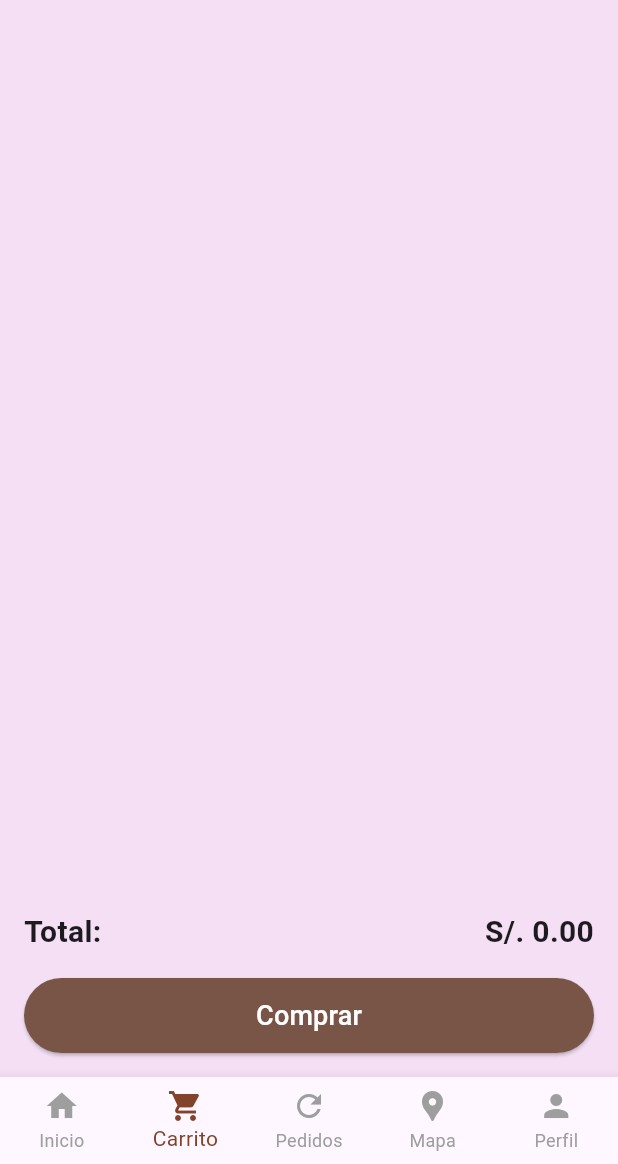
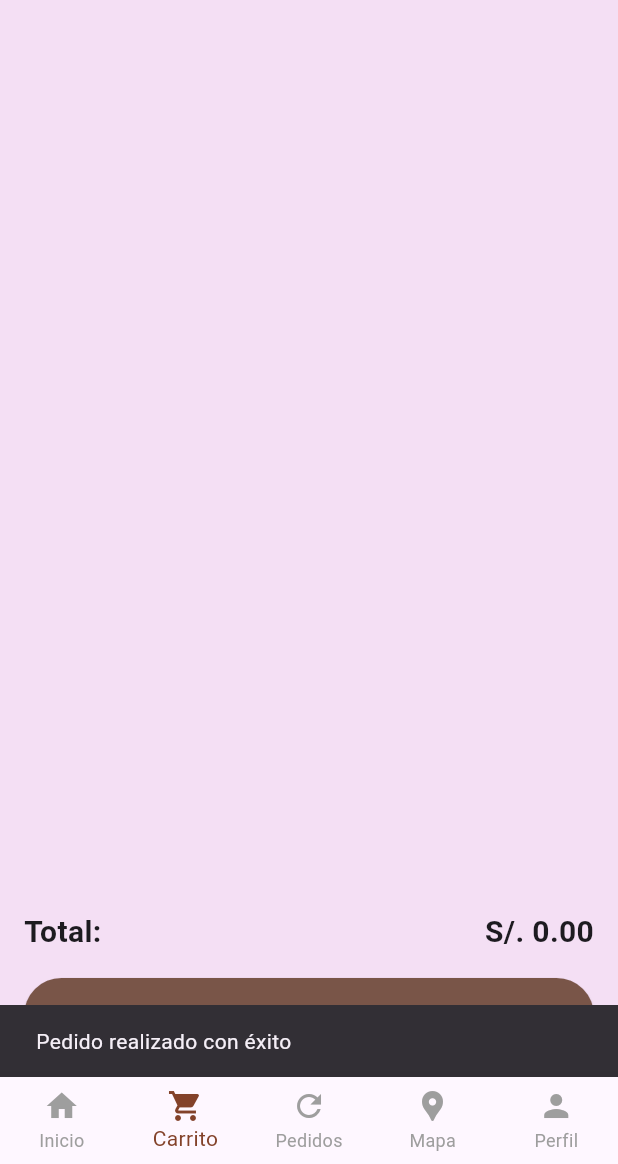
Before and after one commit to YoshuaPariona/anicom_app, a Flutter app: the HomePage screen opened by its route, item 2 of the bottom bar chosen, after a tap on "Comprar", on a phone screen of 412 x 824 dp, the part 72-1236 px from its top. Run offline on Flutter 3.47's test engine with Material 3 defaults, Android fonts, the phone set to English and light mode, and no system bars; our stand-ins replace cloud_firestore, firebase_auth, firebase_core, geolocator, google_maps_flutter, image_picker; accounts and stored records are empty.

Commit message:
feat: order history screen functionality

```diff
--- a/lib/pages/home_page.dart
+++ b/lib/pages/home_page.dart
@@ -1,13 +1,14 @@
 import 'package:anicom_app/pages/auth/login_page.dart';
+import 'package:anicom_app/pages/map_page.dart';
 import 'package:anicom_app/pages/screens/cart_screen.dart';
-import 'package:anicom_app/pages/map_page.dart';
-import 'package:anicom_app/pages/order_history_page.dart';
+import 'package:anicom_app/pages/screens/order_history_screen.dart';
 import 'package:anicom_app/pages/screens/products_screen.dart';
 import 'package:anicom_app/pages/user_page.dart';
+import 'package:firebase_core/firebase_core.dart';
+import 'package:flutter/material.dart';
+import 'package:firebase_auth/firebase_auth.dart';
 import 'package:cloud_firestore/cloud_firestore.dart';
-import 'package:firebase_auth/firebase_auth.dart';
-import 'package:flutter/material.dart';
-import 'package:firebase_core/firebase_core.dart';
+import 'dart:convert'; // Asegúrate de importar esta biblioteca para usar base64Decode
 
 Future<void> main() async {
   WidgetsFlutterBinding.ensureInitialized();
@@ -34,6 +35,7 @@ class AppColors {
   static const Color unselectedItemColor = Colors.grey;
   static const Color textColor = Colors.black87;
 }
+
 
 class HomePage extends StatefulWidget {
   const HomePage({super.key});
@@ -123,8 +125,22 @@ class _HomePageState extends State<HomePage> {
           : null,
       builder: (context, snapshot) {
         String userName = "anicom_user";
+        String? imagenBase64;
+
         if (snapshot.hasData && snapshot.data != null) {
-          userName = (snapshot.data!.data() as Map<String, dynamic>?)?['name'] ?? "anicom_user";
+          final data = snapshot.data!.data() as Map<String, dynamic>?;
+          userName = data?['name'] ?? "anicom_user";
+          imagenBase64 = data?['fotoPerfilBase64'];
+        }
+
+        ImageProvider<Object>? imageProvider;
+        if (imagenBase64 != null) {
+          try {
+            final bytes = base64Decode(imagenBase64);
+            imageProvider = MemoryImage(bytes);
+          } catch (e) {
+            imageProvider = null;
+          }
         }
 
         final String initial = userName.isNotEmpty ? userName[0].toUpperCase() : 'A';
@@ -169,15 +185,17 @@ class _HomePageState extends State<HomePage> {
                     children: [
                       CircleAvatar(
                         radius: 30,
-                        backgroundColor: Colors.white,
-                        child: Text(
+                        backgroundImage: imageProvider,
+                        child: imageProvider == null
+                            ? Text(
                                 initial,
                                 style: const TextStyle(
                                   fontSize: 30,
                                   color: AppColors.selectedItemColor,
                                   fontWeight: FontWeight.bold,
                                 ),
-                        ),
+                              )
+                            : null,
                       ),
                       const SizedBox(width: 16),
                       Expanded(
--- a/lib/pages/screens/cart_screen.dart
+++ b/lib/pages/screens/cart_screen.dart
@@ -1,11 +1,58 @@
 import 'package:flutter/material.dart';
 import 'package:provider/provider.dart';
+import 'package:firebase_auth/firebase_auth.dart';
+import 'package:cloud_firestore/cloud_firestore.dart';
 import 'package:anicom_app/models/product.dart';
 import 'package:anicom_app/providers/cart_provider.dart';
 import 'package:anicom_app/widgets/cart_item_card_widget.dart';
 
 class CartScreen extends StatelessWidget {
   const CartScreen({super.key});
+
+  Future<void> _saveOrderToFirestore(BuildContext context) async {
+    final user = FirebaseAuth.instance.currentUser;
+    final cartProvider = Provider.of<CartProvider>(context, listen: false);
+
+    if (user == null) {
+      ScaffoldMessenger.of(context).showSnackBar(
+        const SnackBar(content: Text('Debe iniciar sesión para realizar un pedido')),
+      );
+      return;
+    }
+
+    final products = cartProvider.items.entries.map((entry) {
+      return {
+        'nombre': entry.key.nombre,
+        'precio': entry.key.precio,
+        'cantidad': entry.value,
+      };
+    }).toList();
+
+    final total = cartProvider.total;
+
+    try {
+      await FirebaseFirestore.instance
+          .collection('usuarios')
+          .doc(user.uid)
+          .collection('historial')
+          .add({
+        'fecha': FieldValue.serverTimestamp(),
+        'productos': products,
+        'total': total,
+      });
+
+      // Limpiar el carrito después de guardar el pedido
+      cartProvider.clear();
+
+      ScaffoldMessenger.of(context).showSnackBar(
+        const SnackBar(content: Text('Pedido realizado con éxito')),
+      );
+    } catch (e) {
+      ScaffoldMessenger.of(context).showSnackBar(
+        SnackBar(content: Text('Error al realizar el pedido: $e')),
+      );
+    }
+  }
 
   @override
   Widget build(BuildContext context) {
@@ -25,7 +72,7 @@ class CartScreen extends StatelessWidget {
                 final quantity = cartItems[product]!;
 
                 return Padding(
-                  padding: const EdgeInsets.only(bottom: 16.0), // Espacio debajo de cada Card
+                  padding: const EdgeInsets.only(bottom: 16.0),
                   child: CartItemCardWidget(
                     product: product,
                     quantity: quantity,
@@ -70,9 +117,7 @@ class CartScreen extends StatelessWidget {
                 SizedBox(
                   width: double.infinity,
                   child: ElevatedButton(
-                    onPressed: () {
-                      // Lógica para proceder a la compra
-                    },
+                    onPressed: () => _saveOrderToFirestore(context),
                     style: ElevatedButton.styleFrom(
                       backgroundColor: Colors.brown,
                       padding: const EdgeInsets.symmetric(vertical: 12),
```
Also changed, not shown: lib/pages/order_history_page.dart (deleted, +0 -30 lines), lib/pages/screens/order_history_screen.dart (added, +77 -0 lines). Lines whose indentation alone changed are shown as unchanged.
